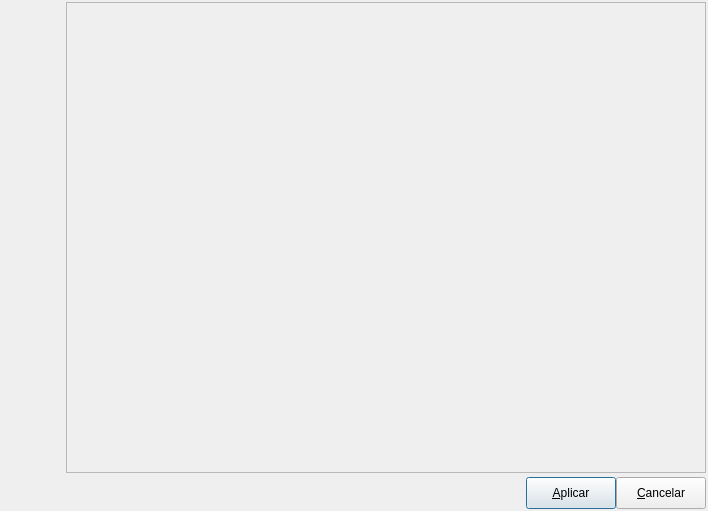
The window that pgmodeler_ui/ui/formexportacao.ui (erdincay/pgmodeler-old) describes before a commit, drawn with Qt 5.
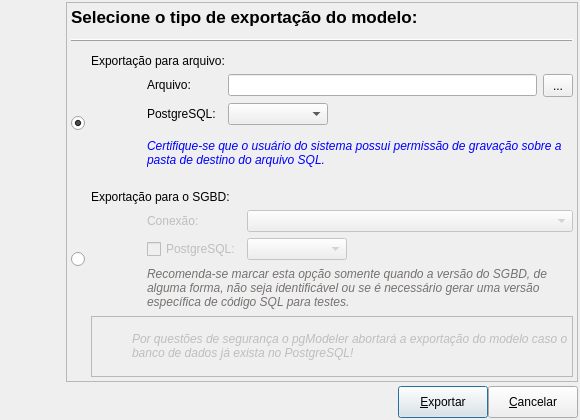
The same window after the commit. Icons and pictures are not drawn.

Commit message: * Início da implementação do formulário de exportação do modelo

Patch:
```diff
--- a/pgmodeler_ui/ui/formexportacao.ui
+++ b/pgmodeler_ui/ui/formexportacao.ui
@@ -9,14 +9,20 @@
    <rect>
     <x>0</x>
     <y>0</y>
-    <width>708</width>
-    <height>511</height>
+    <width>580</width>
+    <height>420</height>
    </rect>
   </property>
+  <property name="sizePolicy">
+   <sizepolicy hsizetype="Preferred" vsizetype="Preferred">
+    <horstretch>0</horstretch>
+    <verstretch>0</verstretch>
+   </sizepolicy>
+  </property>
   <property name="minimumSize">
    <size>
-    <width>250</width>
-    <height>0</height>
+    <width>580</width>
+    <height>420</height>
    </size>
   </property>
   <property name="windowTitle">
@@ -124,6 +130,597 @@
      </layout>
     </widget>
    </item>
+   <item row="0" column="1">
+    <widget class="QFrame" name="frame">
+     <property name="enabled">
+      <bool>true</bool>
+     </property>
+     <property name="sizePolicy">
+      <sizepolicy hsizetype="Expanding" vsizetype="Expanding">
+       <horstretch>0</horstretch>
+       <verstretch>0</verstretch>
+      </sizepolicy>
+     </property>
+     <property name="frameShape">
+      <enum>QFrame::StyledPanel</enum>
+     </property>
+     <property name="frameShadow">
+      <enum>QFrame::Raised</enum>
+     </property>
+     <layout class="QGridLayout" name="gridLayout_4">
+      <property name="margin">
+       <number>4</number>
+      </property>
+      <item row="2" column="0">
+       <layout class="QGridLayout" name="gridLayout">
+        <item row="1" column="1" rowspan="3">
+         <widget class="QLabel" name="modelo_sql_lbl">
+          <property name="sizePolicy">
+           <sizepolicy hsizetype="Fixed" vsizetype="Fixed">
+            <horstretch>0</horstretch>
+            <verstretch>0</verstretch>
+           </sizepolicy>
+          </property>
+          <property name="minimumSize">
+           <size>
+            <width>50</width>
+            <height>100</height>
+           </size>
+          </property>
+          <property name="maximumSize">
+           <size>
+            <width>50</width>
+            <height>100</height>
+           </size>
+          </property>
+          <property name="text">
+           <string/>
+          </property>
+          <property name="pixmap">
+           <pixmap resource="../res/resources.qrc">:/imagens/imagens/model2sql.png</pixmap>
+          </property>
+         </widget>
+        </item>
+        <item row="1" column="2">
+         <widget class="QLabel" name="arquivo_lbl">
+          <property name="sizePolicy">
+           <sizepolicy hsizetype="Fixed" vsizetype="Fixed">
+            <horstretch>0</horstretch>
+            <verstretch>0</verstretch>
+           </sizepolicy>
+          </property>
+          <property name="minimumSize">
+           <size>
+            <width>73</width>
+            <height>0</height>
+           </size>
+          </property>
+          <property name="text">
+           <string>Arquivo:</string>
+          </property>
+         </widget>
+        </item>
+        <item row="1" column="3" colspan="2">
+         <widget class="QLineEdit" name="arquivo_edt">
+          <property name="dragEnabled">
+           <bool>false</bool>
+          </property>
+          <property name="readOnly">
+           <bool>false</bool>
+          </property>
+         </widget>
+        </item>
+        <item row="1" column="5">
+         <widget class="QToolButton" name="sel_arquivo_tb">
+          <property name="minimumSize">
+           <size>
+            <width>30</width>
+            <height>23</height>
+           </size>
+          </property>
+          <property name="toolTip">
+           <string>Selecionar arquivo de destino</string>
+          </property>
+          <property name="text">
+           <string>...</string>
+          </property>
+          <property name="icon">
+           <iconset resource="../res/resources.qrc">
+            <normaloff>:/icones/icones/abrir.png</normaloff>:/icones/icones/abrir.png</iconset>
+          </property>
+          <property name="iconSize">
+           <size>
+            <width>16</width>
+            <height>16</height>
+           </size>
+          </property>
+         </widget>
+        </item>
+        <item row="2" column="2">
+         <widget class="QLabel" name="pgsql_lbl">
+          <property name="sizePolicy">
+           <sizepolicy hsizetype="Fixed" vsizetype="Fixed">
+            <horstretch>0</horstretch>
+            <verstretch>0</verstretch>
+           </sizepolicy>
+          </property>
+          <property name="minimumSize">
+           <size>
+            <width>75</width>
+            <height>0</height>
+           </size>
+          </property>
+          <property name="maximumSize">
+           <size>
+            <width>65</width>
+            <height>16777215</height>
+           </size>
+          </property>
+          <property name="font">
+           <font>
+            <italic>false</italic>
+           </font>
+          </property>
+          <property name="text">
+           <string>PostgreSQL:</string>
+          </property>
+         </widget>
+        </item>
+        <item row="2" column="3">
+         <widget class="QComboBox" name="pgsqlvers_cmb">
+          <property name="enabled">
+           <bool>true</bool>
+          </property>
+          <property name="minimumSize">
+           <size>
+            <width>100</width>
+            <height>0</height>
+           </size>
+          </property>
+          <property name="maximumSize">
+           <size>
+            <width>100</width>
+            <height>16777215</height>
+           </size>
+          </property>
+          <property name="toolTip">
+           <string>Versão do PostgreSQL no qual do código SQL deve ser gerado</string>
+          </property>
+          <property name="insertPolicy">
+           <enum>QComboBox::InsertAtBottom</enum>
+          </property>
+         </widget>
+        </item>
+        <item row="2" column="4" colspan="2">
+         <spacer name="horizontalSpacer">
+          <property name="orientation">
+           <enum>Qt::Horizontal</enum>
+          </property>
+          <property name="sizeHint" stdset="0">
+           <size>
+            <width>158</width>
+            <height>20</height>
+           </size>
+          </property>
+         </spacer>
+        </item>
+        <item row="3" column="2" colspan="4">
+         <widget class="QLabel" name="dica_lbl">
+          <property name="enabled">
+           <bool>true</bool>
+          </property>
+          <property name="palette">
+           <palette>
+            <active>
+             <colorrole role="WindowText">
+              <brush brushstyle="SolidPattern">
+               <color alpha="255">
+                <red>0</red>
+                <green>0</green>
+                <blue>255</blue>
+               </color>
+              </brush>
+             </colorrole>
+            </active>
+            <inactive>
+             <colorrole role="WindowText">
+              <brush brushstyle="SolidPattern">
+               <color alpha="255">
+                <red>0</red>
+                <green>0</green>
+                <blue>255</blue>
+               </color>
+              </brush>
+             </colorrole>
+            </inactive>
+            <disabled>
+             <colorrole role="WindowText">
+              <brush brushstyle="SolidPattern">
+               <color alpha="255">
+                <red>117</red>
+                <green>114</green>
+                <blue>112</blue>
+               </color>
+              </brush>
+             </colorrole>
+            </disabled>
+           </palette>
+          </property>
+          <property name="font">
+           <font>
+            <pointsize>9</pointsize>
+            <italic>true</italic>
+           </font>
+          </property>
+          <property name="text">
+           <string>Certifique-se que o usuário do sistema possui permissão de gravação sobre a pasta de destino do arquivo SQL.</string>
+          </property>
+          <property name="textFormat">
+           <enum>Qt::PlainText</enum>
+          </property>
+          <property name="wordWrap">
+           <bool>true</bool>
+          </property>
+         </widget>
+        </item>
+        <item row="0" column="1" colspan="5">
+         <widget class="QLabel" name="exportacao_arq_lbl">
+          <property name="text">
+           <string>Exportação para arquivo:</string>
+          </property>
+         </widget>
+        </item>
+        <item row="1" column="0" rowspan="3">
+         <widget class="QRadioButton" name="exportacao_arq_rb">
+          <property name="sizePolicy">
+           <sizepolicy hsizetype="Fixed" vsizetype="Fixed">
+            <horstretch>0</horstretch>
+            <verstretch>0</verstretch>
+           </sizepolicy>
+          </property>
+          <property name="text">
+           <string/>
+          </property>
+          <property name="checked">
+           <bool>true</bool>
+          </property>
+         </widget>
+        </item>
+       </layout>
+      </item>
+      <item row="3" column="0">
+       <layout class="QGridLayout" name="gridLayout_2">
+        <property name="topMargin">
+         <number>10</number>
+        </property>
+        <item row="0" column="1" colspan="4">
+         <widget class="QLabel" name="exportacao_sgbd_lbl">
+          <property name="text">
+           <string>Exportação para o SGBD:</string>
+          </property>
+         </widget>
+        </item>
+        <item row="1" column="1" rowspan="3">
+         <widget class="QLabel" name="modelo_sgbd">
+          <property name="enabled">
+           <bool>false</bool>
+          </property>
+          <property name="sizePolicy">
+           <sizepolicy hsizetype="Fixed" vsizetype="Fixed">
+            <horstretch>0</horstretch>
+            <verstretch>0</verstretch>
+           </sizepolicy>
+          </property>
+          <property name="minimumSize">
+           <size>
+            <width>50</width>
+            <height>100</height>
+           </size>
+          </property>
+          <property name="maximumSize">
+           <size>
+            <width>50</width>
+            <height>100</height>
+           </size>
+          </property>
+          <property name="text">
+           <string/>
+          </property>
+          <property name="pixmap">
+           <pixmap resource="../res/resources.qrc">:/imagens/imagens/model2sgdb.png</pixmap>
+          </property>
+         </widget>
+        </item>
+        <item row="1" column="2">
+         <widget class="QLabel" name="conexoes_lbl">
+          <property name="enabled">
+           <bool>false</bool>
+          </property>
+          <property name="sizePolicy">
+           <sizepolicy hsizetype="Fixed" vsizetype="Fixed">
+            <horstretch>0</horstretch>
+            <verstretch>0</verstretch>
+           </sizepolicy>
+          </property>
+          <property name="minimumSize">
+           <size>
+            <width>73</width>
+            <height>0</height>
+           </size>
+          </property>
+          <property name="text">
+           <string>Conexão:</string>
+          </property>
+         </widget>
+        </item>
+        <item row="1" column="3" colspan="2">
+         <widget class="QComboBox" name="conexoes_cmb">
+          <property name="enabled">
+           <bool>false</bool>
+          </property>
+          <property name="minimumSize">
+           <size>
+            <width>200</width>
+            <height>0</height>
+           </size>
+          </property>
+          <property name="insertPolicy">
+           <enum>QComboBox::InsertAlphabetically</enum>
+          </property>
+         </widget>
+        </item>
+        <item row="2" column="2">
+         <widget class="QCheckBox" name="pgsqlvers_chk">
+          <property name="enabled">
+           <bool>false</bool>
+          </property>
+          <property name="sizePolicy">
+           <sizepolicy hsizetype="Fixed" vsizetype="Fixed">
+            <horstretch>0</horstretch>
+            <verstretch>0</verstretch>
+           </sizepolicy>
+          </property>
+          <property name="text">
+           <string>PostgreSQL:</string>
+          </property>
+          <property name="checked">
+           <bool>false</bool>
+          </property>
+          <property name="autoExclusive">
+           <bool>false</bool>
+          </property>
+         </widget>
+        </item>
+        <item row="2" column="3">
+         <widget class="QComboBox" name="pgsqlvers1_cmb">
+          <property name="enabled">
+           <bool>false</bool>
+          </property>
+          <property name="minimumSize">
+           <size>
+            <width>100</width>
+            <height>0</height>
+           </size>
+          </property>
+          <property name="maximumSize">
+           <size>
+            <width>100</width>
+            <height>16777215</height>
+           </size>
+          </property>
+          <property name="toolTip">
+           <string>Versão do PostgreSQL no qual do código SQL deve ser gerado</string>
+          </property>
+          <property name="insertPolicy">
+           <enum>QComboBox::InsertAtBottom</enum>
+          </property>
+         </widget>
+        </item>
+        <item row="2" column="4">
+         <spacer name="horizontalSpacer_2">
+          <property name="orientation">
+           <enum>Qt::Horizontal</enum>
+          </property>
+          <property name="sizeHint" stdset="0">
+           <size>
+            <width>40</width>
+            <height>20</height>
+           </size>
+          </property>
+         </spacer>
+        </item>
+        <item row="3" column="2" colspan="3">
+         <widget class="QLabel" name="dica1_lbl">
+          <property name="enabled">
+           <bool>false</bool>
+          </property>
+          <property name="palette">
+           <palette>
+            <active>
+             <colorrole role="WindowText">
+              <brush brushstyle="SolidPattern">
+               <color alpha="255">
+                <red>0</red>
+                <green>0</green>
+                <blue>255</blue>
+               </color>
+              </brush>
+             </colorrole>
+            </active>
+            <inactive>
+             <colorrole role="WindowText">
+              <brush brushstyle="SolidPattern">
+               <color alpha="255">
+                <red>0</red>
+                <green>0</green>
+                <blue>255</blue>
+               </color>
+              </brush>
+             </colorrole>
+            </inactive>
+            <disabled>
+             <colorrole role="WindowText">
+              <brush brushstyle="SolidPattern">
+               <color alpha="255">
+                <red>117</red>
+                <green>114</green>
+                <blue>112</blue>
+               </color>
+              </brush>
+             </colorrole>
+            </disabled>
+           </palette>
+          </property>
+          <property name="font">
+           <font>
+            <pointsize>9</pointsize>
+            <italic>true</italic>
+           </font>
+          </property>
+          <property name="text">
+           <string>Recomenda-se marcar esta opção somente quando a versão do SGBD, de alguma forma, não seja identificável ou se é necessário gerar uma versão específica de código SQL para testes. </string>
+          </property>
+          <property name="textFormat">
+           <enum>Qt::PlainText</enum>
+          </property>
+          <property name="wordWrap">
+           <bool>true</bool>
+          </property>
+         </widget>
+        </item>
+        <item row="4" column="1" colspan="4">
+         <widget class="QFrame" name="alerta_frm">
+          <property name="enabled">
+           <bool>false</bool>
+          </property>
+          <property name="sizePolicy">
+           <sizepolicy hsizetype="Preferred" vsizetype="Expanding">
+            <horstretch>0</horstretch>
+            <verstretch>0</verstretch>
+           </sizepolicy>
+          </property>
+          <property name="minimumSize">
+           <size>
+            <width>0</width>
+            <height>48</height>
+           </size>
+          </property>
+          <property name="frameShape">
+           <enum>QFrame::StyledPanel</enum>
+          </property>
+          <property name="frameShadow">
+           <enum>QFrame::Raised</enum>
+          </property>
+          <layout class="QGridLayout" name="gridLayout_3">
+           <property name="margin">
+            <number>2</number>
+           </property>
+           <item row="0" column="0">
+            <widget class="QLabel" name="icone_lbl">
+             <property name="minimumSize">
+              <size>
+               <width>32</width>
+               <height>32</height>
+              </size>
+             </property>
+             <property name="maximumSize">
+              <size>
+               <width>32</width>
+               <height>32</height>
+              </size>
+             </property>
+             <property name="text">
+              <string/>
+             </property>
+             <property name="textFormat">
+              <enum>Qt::AutoText</enum>
+             </property>
+             <property name="pixmap">
+              <pixmap resource="../res/resources.qrc">:/icones/icones/msgbox_alerta.png</pixmap>
+             </property>
+            </widget>
+           </item>
+           <item row="0" column="1">
+            <widget class="QLabel" name="alerta_lbl">
+             <property name="font">
+              <font>
+               <pointsize>9</pointsize>
+               <weight>50</weight>
+               <italic>true</italic>
+               <bold>false</bold>
+               <underline>false</underline>
+               <strikeout>false</strikeout>
+               <kerning>true</kerning>
+              </font>
+             </property>
+             <property name="text">
+              <string>Por questões de segurança o pgModeler abortará a exportação do modelo caso o banco de dados já exista no PostgreSQL!</string>
+             </property>
+             <property name="wordWrap">
+              <bool>true</bool>
+             </property>
+            </widget>
+           </item>
+          </layout>
+         </widget>
+        </item>
+        <item row="1" column="0" rowspan="3">
+         <widget class="QRadioButton" name="exportacao_sgbd_rb">
+          <property name="enabled">
+           <bool>true</bool>
+          </property>
+          <property name="sizePolicy">
+           <sizepolicy hsizetype="Fixed" vsizetype="Fixed">
+            <horstretch>0</horstretch>
+            <verstretch>0</verstretch>
+           </sizepolicy>
+          </property>
+          <property name="text">
+           <string/>
+          </property>
+         </widget>
+        </item>
+       </layout>
+      </item>
+      <item row="1" column="0">
+       <widget class="QFrame" name="frame_2">
+        <property name="minimumSize">
+         <size>
+          <width>0</width>
+          <height>15</height>
+         </size>
+        </property>
+        <property name="frameShape">
+         <enum>QFrame::HLine</enum>
+        </property>
+        <property name="frameShadow">
+         <enum>QFrame::Raised</enum>
+        </property>
+       </widget>
+      </item>
+      <item row="0" column="0">
+       <widget class="QLabel" name="titulo_lbl">
+        <property name="sizePolicy">
+         <sizepolicy hsizetype="Preferred" vsizetype="Fixed">
+          <horstretch>0</horstretch>
+          <verstretch>0</verstretch>
+         </sizepolicy>
+        </property>
+        <property name="font">
+         <font>
+          <pointsize>13</pointsize>
+          <weight>75</weight>
+          <bold>true</bold>
+         </font>
+        </property>
+        <property name="text">
+         <string>Selecione o tipo de exportação do modelo:</string>
+        </property>
+       </widget>
+      </item>
+     </layout>
+    </widget>
+   </item>
    <item row="1" column="1">
     <layout class="QGridLayout" name="botoes_lt">
      <property name="leftMargin">
@@ -160,7 +757,7 @@
         </size>
        </property>
        <property name="text">
-        <string>&amp;Aplicar</string>
+        <string>&amp;Exportar</string>
        </property>
        <property name="icon">
         <iconset resource="../res/resources.qrc">
@@ -199,22 +796,6 @@
      </item>
     </layout>
    </item>
-   <item row="0" column="1">
-    <widget class="QFrame" name="frame">
-     <property name="sizePolicy">
-      <sizepolicy hsizetype="Expanding" vsizetype="Expanding">
-       <horstretch>0</horstretch>
-       <verstretch>0</verstretch>
-      </sizepolicy>
-     </property>
-     <property name="frameShape">
-      <enum>QFrame::StyledPanel</enum>
-     </property>
-     <property name="frameShadow">
-      <enum>QFrame::Raised</enum>
-     </property>
-    </widget>
-   </item>
   </layout>
  </widget>
  <resources>
```
Left out of the diff: 8 changed lines with no effect on the pictures. The commit also changes 19 other files.
